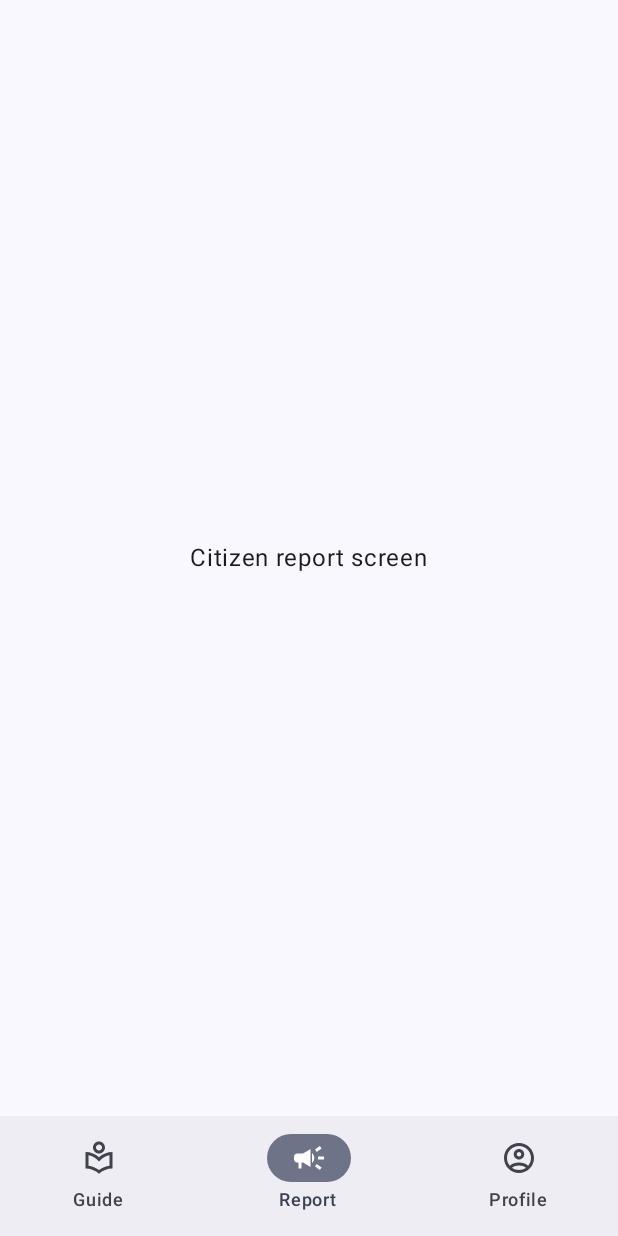
After one commit to akash1047/rescue-bharat, an Android app built with Jetpack Compose: the CitizenActivity screen opened directly, with no data from a screen before it, on a phone screen of 412 x 824 dp. The commit adds this screen. Run offline under Robolectric (Android 15) with nearby library versions, the phone set to English and light mode, and no system bars.

Commit message:
citizen navbar implemented

```diff
--- a/app/build.gradle.kts
+++ b/app/build.gradle.kts
@@ -59,11 +59,16 @@ dependencies {
     implementation("androidx.compose.ui:ui-graphics")
     implementation("androidx.compose.ui:ui-tooling-preview")
     implementation("androidx.compose.material3:material3")
+    implementation(platform("androidx.compose:compose-bom:2023.08.00"))
     testImplementation("junit:junit:4.13.2")
     androidTestImplementation("androidx.test.ext:junit:1.1.5")
     androidTestImplementation("androidx.test.espresso:espresso-core:3.5.1")
     androidTestImplementation(platform("androidx.compose:compose-bom:2023.08.00"))
     androidTestImplementation("androidx.compose.ui:ui-test-junit4")
+    androidTestImplementation(platform("androidx.compose:compose-bom:2023.08.00"))
     debugImplementation("androidx.compose.ui:ui-tooling")
     debugImplementation("androidx.compose.ui:ui-test-manifest")
+
+    implementation("androidx.navigation:navigation-compose:2.7.6")
+    implementation("androidx.compose.material:material-icons-extended-android:1.5.4")
 }
--- a/app/src/main/AndroidManifest.xml
+++ b/app/src/main/AndroidManifest.xml
@@ -13,6 +13,11 @@
         android:theme="@style/Theme.RescueBharat"
         tools:targetApi="31">
         <activity
+            android:name=".CitizenActivity"
+            android:exported="false"
+            android:label="@string/title_activity_citizen"
+            android:theme="@style/Theme.RescueBharat" />
+        <activity
             android:name=".MainActivity"
             android:exported="true"
             android:label="@string/app_name"
--- /dev/null
+++ b/app/src/main/java/github/akash1047/rescuebharat/CitizenActivity.kt
@@ -0,0 +1,20 @@
+package github.akash1047.rescuebharat
+
+import android.os.Bundle
+import androidx.activity.ComponentActivity
+import androidx.activity.compose.setContent
+import androidx.compose.foundation.layout.fillMaxSize
+import androidx.compose.material3.MaterialTheme
+import androidx.compose.material3.Surface
+import androidx.compose.material3.Text
+import androidx.compose.runtime.Composable
+import androidx.compose.ui.Modifier
+import androidx.compose.ui.tooling.preview.Preview
+import github.akash1047.rescuebharat.ui.theme.RescueBharatTheme
+
+class CitizenActivity : ComponentActivity() {
+    override fun onCreate(savedInstanceState: Bundle?) {
+        super.onCreate(savedInstanceState)
+        setContent { CitizenApp() }
+    }
+}
--- /dev/null
+++ b/app/src/main/java/github/akash1047/rescuebharat/CitizenApp.kt
@@ -0,0 +1,42 @@
+package github.akash1047.rescuebharat
+
+import androidx.compose.foundation.layout.fillMaxSize
+import androidx.compose.foundation.layout.padding
+import androidx.compose.material3.MaterialTheme
+import androidx.compose.material3.Scaffold
+import androidx.compose.material3.Surface
+import androidx.compose.runtime.Composable
+import androidx.compose.ui.Modifier
+import androidx.compose.ui.tooling.preview.Preview
+import androidx.navigation.compose.NavHost
+import androidx.navigation.compose.composable
+import androidx.navigation.compose.rememberNavController
+import github.akash1047.rescuebharat.ui.theme.RescueBharatTheme
+
+@Composable
+fun CitizenApp() {
+    RescueBharatTheme {
+        Surface(
+            modifier = Modifier.fillMaxSize(),
+            color = MaterialTheme.colorScheme.surface,
+        ) {
+            val navController = rememberNavController()
+
+            Scaffold(
+                bottomBar = { CitizenNavbar(navController) }
+            ) { innerPadding ->
+                NavHost(navController, reportScreen, modifier = Modifier.padding(innerPadding)) {
+                    composable(profileScreen) { CitizenProfile() }
+                    composable(reportScreen) { CitizenReport() }
+                    composable(guideScreen) { CitizenGuide() }
+                }
+            }
+        }
+    }
+}
+
+@Preview(showBackground = true)
+@Composable
+private fun CitizenAppPreview() {
+    CitizenApp()
+}
--- /dev/null
+++ b/app/src/main/java/github/akash1047/rescuebharat/CitizenNavbar.kt
@@ -0,0 +1,64 @@
+package github.akash1047.rescuebharat
+
+import androidx.compose.material.icons.Icons
+import androidx.compose.material.icons.filled.Campaign
+import androidx.compose.material.icons.outlined.AccountCircle
+import androidx.compose.material.icons.outlined.LocalLibrary
+import androidx.compose.material3.Icon
+import androidx.compose.material3.NavigationBar
+import androidx.compose.material3.NavigationBarItem
+import androidx.compose.material3.Text
+import androidx.compose.runtime.Composable
+import androidx.compose.runtime.getValue
+import androidx.compose.ui.graphics.vector.ImageVector
+import androidx.compose.ui.tooling.preview.Preview
+import androidx.navigation.NavController
+import androidx.navigation.NavDestination.Companion.hierarchy
+import androidx.navigation.NavGraph.Companion.findStartDestination
+import androidx.navigation.compose.currentBackStackEntryAsState
+import androidx.navigation.compose.rememberNavController
+
+
+private data class Item(
+    val label: String,
+    val icon: ImageVector,
+    val route: String,
+)
+
+private val items = arrayOf(
+    Item("Guide", Icons.Outlined.LocalLibrary, guideScreen),
+    Item("Report", Icons.Filled.Campaign, reportScreen),
+    Item("Profile", Icons.Outlined.AccountCircle, profileScreen),
+)
+
+@Composable
+fun CitizenNavbar(navController: NavController = rememberNavController()) {
+    NavigationBar {
+        val navBackStackEntry by navController.currentBackStackEntryAsState()
+        val currentDestination = navBackStackEntry?.destination
+
+        items.forEach { item ->
+            NavigationBarItem(
+                selected = currentDestination?.hierarchy?.any { it.route == item.route } == true,
+                onClick = {
+                    navController.navigate(item.route) {
+                        popUpTo(navController.graph.findStartDestination().id) {
+                            saveState = true
+                        }
+                        launchSingleTop = true
+                        restoreState = true
+                    }
+
+                },
+                icon = { Icon(item.icon, null) },
+                label = { Text(item.label) }
+            )
+        }
+    }
+}
+
+@Preview(showBackground = true)
+@Composable
+private fun CitizenNavbarPreview() {
+    CitizenNavbar()
+}
--- /dev/null
+++ b/app/src/main/java/github/akash1047/rescuebharat/CitizenReport.kt
@@ -0,0 +1,23 @@
+package github.akash1047.rescuebharat
+
+
+import androidx.compose.foundation.layout.Box
+import androidx.compose.foundation.layout.fillMaxSize
+import androidx.compose.material3.Text
+import androidx.compose.runtime.Composable
+import androidx.compose.ui.Alignment
+import androidx.compose.ui.Modifier
+import androidx.compose.ui.tooling.preview.Preview
+
+@Composable
+fun CitizenReport() {
+    Box(Modifier.fillMaxSize(), contentAlignment = Alignment.Center) {
+        Text(text = "Citizen report screen")
+    }
+}
+
+@Preview(showBackground = true)
+@Composable
+private fun CitizenReportPreview() {
+    CitizenGuide()
+}
--- /dev/null
+++ b/app/src/main/java/github/akash1047/rescuebharat/CitizenScreens.kt
@@ -0,0 +1,5 @@
+package github.akash1047.rescuebharat
+
+const val profileScreen = "CitizenProfile"
+const val reportScreen = "CitizenReport"
+const val guideScreen = "CitizenGuide"
--- a/app/src/main/java/github/akash1047/rescuebharat/UserSelection.kt
+++ b/app/src/main/java/github/akash1047/rescuebharat/UserSelection.kt
@@ -1,7 +1,7 @@
 package github.akash1047.rescuebharat
 
 import android.app.Activity
-import android.provider.CalendarContract.Instances
+import android.content.Intent
 import androidx.compose.foundation.layout.Arrangement
 import androidx.compose.foundation.layout.Column
 import androidx.compose.foundation.layout.Row
@@ -29,6 +29,7 @@ import github.akash1047.rescuebharat.ui.theme.RescueBharatTheme
 fun UserSelection() {
     currentActivity = LocalContext.current as Activity
 //    val current = LocalContext.current as Activity
+    val context = LocalContext.current
 
     RescueBharatTheme {
         Surface(
@@ -57,7 +58,7 @@ fun UserSelection() {
                 }
 
                 FilledTonalButton(modifier = Modifier.fillMaxWidth(0.6f), onClick = {
-                    currentActivity.finish()
+                    context.startActivity(Intent(context, CitizenActivity::class.java))
                 }) {
                     Row {
                         Icon(
--- a/app/src/main/res/values/strings.xml
+++ b/app/src/main/res/values/strings.xml
@@ -1,3 +1,4 @@
 <resources>
     <string name="app_name">Rescue Bharat</string>
+    <string name="title_activity_citizen">CitizenActivity</string>
 </resources>
```
Also changed, not shown: app/src/main/java/github/akash1047/rescuebharat/CitizenGuide.kt (added, +22 -0 lines), app/src/main/java/github/akash1047/rescuebharat/CitizenProfile.kt (added, +22 -0 lines).
